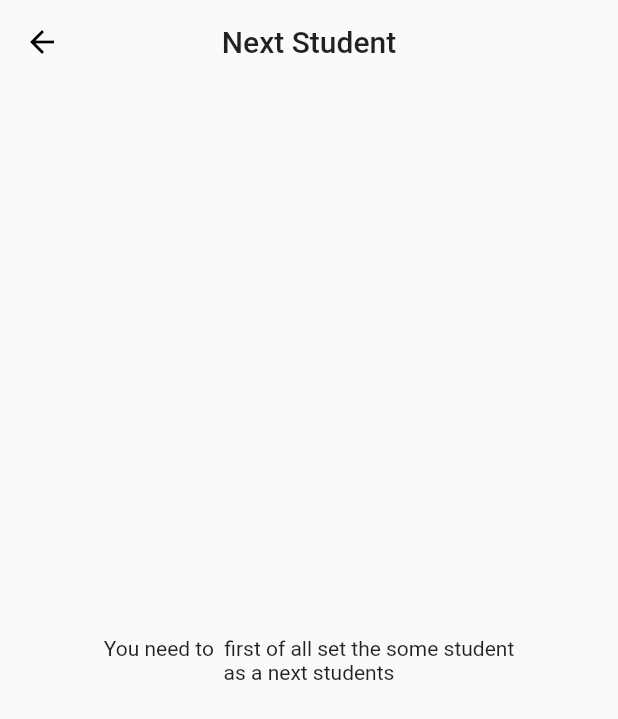
After one commit to SeniorTurkmen/Tracker, a Flutter app: the NextStudentView screen opened directly, on a phone screen of 412 x 824 dp. The commit adds this screen. Shown: the top 719 px of the screen. Run offline on Flutter 3.47's test engine with Material 2 defaults, Android fonts, the phone set to English and light mode, and no system bars; our stand-ins replace google_fonts, google_maps_flutter; missing offline and left inert: after_init, flutter_google_maps; statements that could not run were skipped.

Commit message:
Next Student View complete
Sıradaki öğrenci görünümü tamamlandı

```diff
--- a/lib/components/layout/appbar.dart
+++ b/lib/components/layout/appbar.dart
@@ -1,7 +1,9 @@
 import 'package:flutter/material.dart';
 
-AppBar getAppBar({String title}) {
+AppBar getAppBar({String title, BuildContext ctx}) {
   return AppBar(
+    backgroundColor: Theme.of(ctx).canvasColor,
+    elevation: 0,
     title: Text(title),
     centerTitle: true,
   );
--- a/lib/components/layout/custom_bottom_bar/custom_bottom_nav_bar.dart
+++ b/lib/components/layout/custom_bottom_bar/custom_bottom_nav_bar.dart
@@ -1,5 +1,7 @@
 import 'package:Tracker/components/layout/custom_bottom_bar/tab_item.dart';
 import 'package:Tracker/views/driver_home/driver_home_view.dart';
+import 'package:Tracker/views/driver_tabs/driver_tabs.dart';
+import 'package:Tracker/views/next_student/next_student_view.dart';
 import 'package:Tracker/views/student_detail/student_detail_view.dart';
 import 'package:flutter/cupertino.dart';
 import 'package:flutter/material.dart';
@@ -42,8 +44,10 @@ class _CustomBottomNavBarState extends State<CustomBottomNavBar> {
         final showItem = TabItem.values[index];
         return CupertinoTabView(
             routes: {
+              '/': (ctx) => DriverTabs(),
               DriverHomeView.routeName: (ctx) => DriverHomeView(),
-              StudentDetailView.routeName: (ctx) => StudentDetailView()
+              StudentDetailView.routeName: (ctx) => StudentDetailView(),
+              NextStudentView.routeName: (ctx) => NextStudentView()
             },
             navigatorKey: widget.navigatorKeys[showItem],
             builder: (context) => widget.pageBuilder[showItem]);
--- /dev/null
+++ b/lib/components/util/map_utils.dart
@@ -0,0 +1,349 @@
+class MapUtils {
+  static String light = '''
+    [
+    {
+      "elementType": "geometry",
+      "stylers": [
+        {
+          "color": "#f5f5f5"
+        }
+      ]
+    },
+    {
+      "elementType": "labels.icon",
+      "stylers": [
+        {
+          "visibility": "off"
+        }
+      ]
+    },
+    {
+      "elementType": "labels.text.fill",
+      "stylers": [
+        {
+          "color": "#616161"
+        }
+      ]
+    },
+    {
+      "elementType": "labels.text.stroke",
+      "stylers": [
+        {
+          "color": "#f5f5f5"
+        }
+      ]
+    },
+    {
+      "featureType": "administrative.land_parcel",
+      "elementType": "labels.text.fill",
+      "stylers": [
+        {
+          "color": "#bdbdbd"
+        }
+      ]
+    },
+    {
+      "featureType": "poi",
+      "elementType": "geometry",
+      "stylers": [
+        {
+          "color": "#eeeeee"
+        }
+      ]
+    },
+    {
+      "featureType": "poi",
+      "elementType": "labels.text.fill",
+      "stylers": [
+        {
+          "color": "#757575"
+        }
+      ]
+    },
+    {
+      "featureType": "poi.park",
+      "elementType": "geometry",
+      "stylers": [
+        {
+          "color": "#e5e5e5"
+        }
+      ]
+    },
+    {
+      "featureType": "poi.park",
+      "elementType": "labels.text.fill",
+      "stylers": [
+        {
+          "color": "#9e9e9e"
+        }
+      ]
+    },
+    {
+      "featureType": "road",
+      "elementType": "geometry",
+      "stylers": [
+        {
+          "color": "#ffffff"
+        }
+      ]
+    },
+    {
+      "featureType": "road.arterial",
+      "elementType": "labels.text.fill",
+      "stylers": [
+        {
+          "color": "#757575"
+        }
+      ]
+    },
+    {
+      "featureType": "road.highway",
+      "elementType": "geometry",
+      "stylers": [
+        {
+          "color": "#dadada"
+        }
+      ]
+    },
+    {
+      "featureType": "road.highway",
+      "elementType": "labels.text.fill",
+      "stylers": [
+        {
+          "color": "#616161"
+        }
+      ]
+    },
+    {
+      "featureType": "road.local",
+      "elementType": "labels.text.fill",
+      "stylers": [
+        {
+          "color": "#9e9e9e"
+        }
+      ]
+    },
+    {
+      "featureType": "transit.line",
+      "elementType": "geometry",
+      "stylers": [
+        {
+          "color": "#e5e5e5"
+        }
+      ]
+    },
+    {
+      "featureType": "transit.station",
+      "elementType": "geometry",
+      "stylers": [
+        {
+          "color": "#eeeeee"
+        }
+      ]
+    },
+    {
+      "featureType": "water",
+      "elementType": "geometry",
+      "stylers": [
+        {
+          "color": "#c9c9c9"
+        }
+      ]
+    },
+    {
+      "featureType": "water",
+      "elementType": "labels.text.fill",
+      "stylers": [
+        {
+          "color": "#9e9e9e"
+        }
+      ]
+    }
+  ]''';
+  static String dark = '''[
+  {
+    "elementType": "geometry",
+    "stylers": [
+      {
+        "color": "#212121"
+      }
+    ]
+  },
+  {
+    "elementType": "labels.icon",
+    "stylers": [
+      {
+        "visibility": "off"
+      }
+    ]
+  },
+  {
+    "elementType": "labels.text.fill",
+    "stylers": [
+      {
+        "color": "#757575"
+      }
+    ]
+  },
+  {
+    "elementType": "labels.text.stroke",
+    "stylers": [
+      {
+        "color": "#212121"
+      }
+    ]
+  },
+  {
+    "featureType": "administrative",
+    "elementType": "geometry",
+    "stylers": [
+      {
+        "color": "#757575"
+      }
+    ]
+  },
+  {
+    "featureType": "administrative.country",
+    "elementType": "labels.text.fill",
+    "stylers": [
+      {
+        "color": "#9e9e9e"
+      }
+    ]
+  },
+  {
+    "featureType": "administrative.land_parcel",
+    "stylers": [
+      {
+        "visibility": "off"
+      }
+    ]
+  },
+  {
+    "featureType": "administrative.locality",
+    "elementType": "labels.text.fill",
+    "stylers": [
+      {
+        "color": "#bdbdbd"
+      }
+    ]
+  },
+  {
+    "featureType": "poi",
+    "elementType": "labels.text.fill",
+    "stylers": [
+      {
+        "color": "#757575"
+      }
+    ]
+  },
+  {
+    "featureType": "poi.park",
+    "elementType": "geometry",
+    "stylers": [
+      {
+        "color": "#181818"
+      }
+    ]
+  },
+  {
+    "featureType": "poi.park",
+    "elementType": "labels.text.fill",
+    "stylers": [
+      {
+        "color": "#616161"
+      }
+    ]
+  },
+  {
+    "featureType": "poi.park",
+    "elementType": "labels.text.stroke",
+    "stylers": [
+      {
+        "color": "#1b1b1b"
+      }
+    ]
+  },
+  {
+    "featureType": "road",
+    "elementType": "geometry.fill",
+    "stylers": [
+      {
+        "color": "#2c2c2c"
+      }
+    ]
+  },
+  {
+    "featureType": "road",
+    "elementType": "labels.text.fill",
+    "stylers": [
+      {
+        "color": "#8a8a8a"
+      }
+    ]
+  },
+  {
+    "featureType": "road.arterial",
+    "elementType": "geometry",
+    "stylers": [
+      {
+        "color": "#373737"
+      }
+    ]
+  },
+  {
+    "featureType": "road.highway",
+    "elementType": "geometry",
+    "stylers": [
+      {
+        "color": "#3c3c3c"
+      }
+    ]
+  },
+  {
+    "featureType": "road.highway.controlled_access",
+    "elementType": "geometry",
+    "stylers": [
+      {
+        "color": "#4e4e4e"
+      }
+    ]
+  },
+  {
+    "featureType": "road.local",
+    "elementType": "labels.text.fill",
+    "stylers": [
+      {
+        "color": "#616161"
+      }
+    ]
+  },
+  {
+    "featureType": "transit",
+    "elementType": "labels.text.fill",
+    "stylers": [
+      {
+        "color": "#757575"
+      }
+    ]
+  },
+  {
+    "featureType": "water",
+    "elementType": "geometry",
+    "stylers": [
+      {
+        "color": "#000000"
+      }
+    ]
+  },
+  {
+    "featureType": "water",
+    "elementType": "labels.text.fill",
+    "stylers": [
+      {
+        "color": "#3d3d3d"
+      }
+    ]
+  }
+  ]''';
+}
--- a/lib/main.dart
+++ b/lib/main.dart
@@ -2,14 +2,16 @@ import 'package:Tracker/components/util/color_util.dart';
 import 'package:Tracker/components/util/screen_util.dart';
 import 'package:Tracker/models/driver_home/driver_home_model.dart';
 import 'package:Tracker/models/login/login_model.dart';
-import 'package:Tracker/views/driver_home/driver_home_view.dart';
 import 'package:Tracker/views/splash/splash_view.dart';
-import 'package:Tracker/views/student_detail/student_detail_view.dart';
 import 'package:flutter/material.dart';
 import 'package:flutter/services.dart';
+import 'package:flutter_google_maps/flutter_google_maps.dart';
 import 'package:provider/provider.dart';
 
-void main() => runApp(MyApp());
+void main() {
+  GoogleMap.init('AIzaSyDsWCMuFTSi9rOnkS15qEg4_DlcIzZU2ms');
+  runApp(MyApp());
+}
 
 class MyApp extends StatelessWidget {
   @override
@@ -30,7 +32,7 @@ class MyApp extends StatelessWidget {
                   create: (context) => LoginModel(),
                 ),
                 ChangeNotifierProvider(
-                  create: (context) => DriverHomeModel(),
+                  create: (context) => DriverHomeModel.instance(),
                 ),
               ],
               child: MaterialApp(
--- a/lib/models/data_model/user_data_model.dart
+++ b/lib/models/data_model/user_data_model.dart
@@ -1,4 +1,5 @@
 import 'package:Tracker/models/data_model/parent_data_model.dart';
+import 'package:google_maps_flutter/google_maps_flutter.dart';
 
 enum Status {
   inBus,
@@ -21,6 +22,7 @@ class Student {
   DateTime lastUpdate;
   DeliveryStatus deliveryStatus;
   Parent parent;
+  LatLng pos;
 
   Student(
       {this.id,
@@ -29,5 +31,6 @@ class Student {
       this.status,
       this.deliveryStatus,
       this.lastUpdate,
-      this.parent});
+      this.parent,
+      this.pos});
 }
--- a/lib/models/driver_home/driver_home_model.dart
+++ b/lib/models/driver_home/driver_home_model.dart
@@ -1,6 +1,7 @@
+import 'package:flutter/material.dart';
 import 'package:Tracker/models/data_model/parent_data_model.dart';
-import 'package:flutter/material.dart';
 import 'package:Tracker/models/data_model/user_data_model.dart';
+import 'package:google_maps_flutter/google_maps_flutter.dart';
 
 enum DriverHomeModelStatus {
   Ended,
@@ -14,8 +15,9 @@ List<Student> students = [
       name: "Jhon",
       surName: "Sawyer",
       deliveryStatus: DeliveryStatus.booth,
-      status: Status.inBus,
+      status: Status.wait,
       lastUpdate: DateTime.now(),
+      pos: LatLng(39.8696, 32.6462),
       parent: Parent(
           name: "Jeremy M",
           surName: "Sawyer",
@@ -28,8 +30,9 @@ List<Student> students = [
       name: "Harry",
       surName: "Henry",
       deliveryStatus: DeliveryStatus.booth,
-      status: Status.inBus,
+      status: Status.wait,
       lastUpdate: DateTime.now(),
+      pos: LatLng(39.7942, 32.6318),
       parent: Parent(
           name: "Sherwood J ",
           surName: "Henry",
@@ -42,8 +45,9 @@ List<Student> students = [
       name: "George",
       surName: "Williams",
       deliveryStatus: DeliveryStatus.booth,
-      status: Status.inBus,
+      status: Status.wait,
       lastUpdate: DateTime.now(),
+      pos: LatLng(39.8401, 32.6977),
       parent: Parent(
           name: "Lorenzo L ",
           surName: "Williams",
@@ -56,8 +60,9 @@ List<Student> students = [
       name: "Clooi",
       surName: "Reagan",
       deliveryStatus: DeliveryStatus.booth,
-      status: Status.inBus,
+      status: Status.wait,
       lastUpdate: DateTime.now(),
+      pos: LatLng(39.8027, 32.7224),
       parent: Parent(
           name: "Danielle R ",
           surName: "Reagan",
@@ -72,15 +77,41 @@ class DriverHomeModel extends ChangeNotifier {
   String _errorCode;
   String _errorMessage;
   List<Student> _studentData;
+  Student _nextStudent;
+  bool _isAnyStudentNext = false;
 
   String get errorCode => _errorCode;
   String get errorMessage => _errorMessage;
   List<Student> get studentData => _studentData;
+  Student get nextStudent => _nextStudent;
+  bool get isAnyStudentNext => _isAnyStudentNext;
 
   DriverHomeModel();
 
   DriverHomeModel.instance() {
     _studentData = students;
+  }
+
+  void setNextStudent(int id) {
+    status = DriverHomeModelStatus.Loading;
+    notifyListeners();
+    _studentData.firstWhere((element) => element.id == id).status = Status.next;
+    _nextStudent = _studentData.firstWhere((element) => element.id == id);
+    _isAnyStudentNext = true;
+    status = DriverHomeModelStatus.Ended;
+    notifyListeners();
+  }
+
+  void setStudentInVehicle(int id) {
+    status = DriverHomeModelStatus.Loading;
+    notifyListeners();
+    _studentData.firstWhere((element) => element.id == id).status =
+        Status.inBus;
+    _nextStudent = null;
+    _isAnyStudentNext = false;
+
+    status = DriverHomeModelStatus.Ended;
+    notifyListeners();
   }
 
   void getter() {
--- a/lib/views/driver_home/driver_home_view.dart
+++ b/lib/views/driver_home/driver_home_view.dart
@@ -1,9 +1,4 @@
-import 'dart:math';
-
-import 'package:Tracker/components/layout/appbar.dart';
 import 'package:Tracker/components/util/screen_util.dart';
-import 'package:Tracker/models/data_model/parent_data_model.dart';
-import 'package:Tracker/models/data_model/user_data_model.dart';
 import 'package:Tracker/views/driver_home/layouts/header.dart';
 import 'package:Tracker/views/driver_home/layouts/student_card.dart';
 import 'package:flutter/material.dart';
@@ -20,9 +15,7 @@ class DriverHomeView extends StatelessWidget {
   Widget build(BuildContext context) {
     DriverHomeController viewController = DriverHomeController();
     viewController.setter(context);
-    return ChangeNotifierProvider<DriverHomeModel>(
-      create: (context) => DriverHomeModel.instance(),
-      child: Consumer<DriverHomeModel>(
+    return Consumer<DriverHomeModel>(
       builder: (context, viewModel, child) {
         return Scaffold(
           body: CustomScrollView(
@@ -62,7 +55,6 @@ class DriverHomeView extends StatelessWidget {
           ),
         );
       },
-      ),
     );
   }
 }
--- a/lib/views/driver_home/layouts/student_card.dart
+++ b/lib/views/driver_home/layouts/student_card.dart
@@ -18,7 +18,7 @@ class StudentCard extends StatelessWidget {
       // Card Design
       child: GestureDetector(
         onTap: () => Navigator.pushNamed(context, StudentDetailView.routeName,
-            arguments: student),
+            arguments: student.id),
         child: Container(
             height: SizeConfig.textMultiplier * 30,
             decoration: BoxDecoration(
--- a/lib/views/driver_tabs/driver_tabs.dart
+++ b/lib/views/driver_tabs/driver_tabs.dart
@@ -1,6 +1,7 @@
 import 'package:Tracker/components/layout/custom_bottom_bar/custom_bottom_nav_bar.dart';
 import 'package:Tracker/components/layout/custom_bottom_bar/tab_item.dart';
 import 'package:Tracker/views/driver_home/driver_home_view.dart';
+import 'package:Tracker/views/next_student/next_student_view.dart';
 import 'package:flutter/material.dart';
 
 class DriverTabs extends StatefulWidget {
@@ -22,6 +23,7 @@ class _DriverTabsState extends State<DriverTabs> {
   Map<TabItem, Widget> allPages() {
     return {
       TabItem.Home: DriverHomeView(),
+      TabItem.NextStudent: NextStudentView(),
     };
   }
 
--- /dev/null
+++ b/lib/views/next_student/next_student_view.dart
@@ -0,0 +1,100 @@
+import 'dart:async';
+
+import 'package:Tracker/components/layout/appbar.dart';
+import 'package:Tracker/components/util/screen_util.dart';
+import 'package:Tracker/models/driver_home/driver_home_model.dart';
+import 'package:Tracker/components/util/map_utils.dart';
+import 'package:flutter/material.dart';
+import 'package:google_maps_flutter/google_maps_flutter.dart';
+import 'package:provider/provider.dart';
+
+class NextStudentView extends StatefulWidget {
+  static const routeName = "/next-student";
+
+  @override
+  _NextStudentViewState createState() => _NextStudentViewState();
+}
+
+class _NextStudentViewState extends State<NextStudentView> {
+  static Completer<GoogleMapController> _controller =
+      Completer<GoogleMapController>();
+  bool isFirst = true;
+  GoogleMapController controller;
+  Set<Marker> _marker = {};
+
+  BitmapDescriptor marker =
+      BitmapDescriptor.defaultMarkerWithHue(BitmapDescriptor.hueYellow);
+  static CameraPosition _targetPos(LatLng pos) => CameraPosition(
+      bearing: 192.8334901395799,
+      target: pos,
+      tilt: 59.440717697143555,
+      zoom: 13);
+
+  @override
+  Widget build(BuildContext context) {
+    // DriverHomeController viewController = DriverHomeController();
+    return Consumer<DriverHomeModel>(
+      builder: (context, viewModel, child) {
+        return Scaffold(
+          appBar: getAppBar(title: "Next Student", ctx: context),
+          body: viewModel.nextStudent == null
+              // if next student does not exist
+              ? Center(
+                  child: Container(
+                    width: SizeConfig.widthMultiplier * 70,
+                    child: Text(
+                      "You need to  first of all set the some student as a next students",
+                      overflow: TextOverflow.clip,
+                      textAlign: TextAlign.center,
+                    ),
+                  ),
+                )
+
+              // Google Map controller
+              : GoogleMap(
+                  initialCameraPosition: _targetPos(viewModel.nextStudent.pos),
+                  myLocationEnabled: true,
+                  myLocationButtonEnabled: true,
+                  zoomControlsEnabled: true,
+                  zoomGesturesEnabled: true,
+                  buildingsEnabled: true,
+                  mapToolbarEnabled: true,
+                  markers: _marker,
+                  mapType: MapType.normal,
+                  trafficEnabled: true,
+                  tiltGesturesEnabled: true,
+                  compassEnabled: true,
+                  indoorViewEnabled: true,
+                  onMapCreated: (GoogleMapController ctrllr) {
+                    ctrllr.setMapStyle(MapUtils.light);
+                    setState(() {
+                      _marker.add(Marker(
+                          markerId: MarkerId('NextStud'),
+                          icon: marker,
+                          position: viewModel.nextStudent.pos,
+                          infoWindow: InfoWindow(
+                              title: viewModel.nextStudent.name +
+                                  " " +
+                                  viewModel.nextStudent.surName,
+                              snippet: viewModel.nextStudent.parent.phone)));
+                    });
+                    _controller.complete(ctrllr);
+                    controller = ctrllr;
+                  },
+                ),
+        );
+      },
+    );
+  }
+
+  /* Future<void> _goToTheLake() async {
+    controller = await _controller.future;
+    setState(() {
+      isFirst = !isFirst;
+    });
+    isFirst
+        ? controller.animateCamera(CameraUpdate.newCameraPosition(_kGooglePlex))
+        : controller
+            .animateCamera(CameraUpdate.newCameraPosition(_targetPos(pos)));
+  } */
+}
--- a/lib/views/student_detail/student_detail_view.dart
+++ b/lib/views/student_detail/student_detail_view.dart
@@ -3,7 +3,6 @@ import 'package:Tracker/components/util/color_util.dart';
 import 'package:Tracker/components/util/get_delivery_status.dart';
 import 'package:Tracker/components/util/get_student_status.dart';
 import 'package:Tracker/components/util/screen_util.dart';
-import 'package:Tracker/controllers/driver_home/driver_home_controller.dart';
 import 'package:Tracker/models/data_model/user_data_model.dart';
 import 'package:Tracker/models/driver_home/driver_home_model.dart';
 import 'package:flutter/material.dart';
@@ -15,12 +14,13 @@ class StudentDetailView extends StatelessWidget {
   Widget build(BuildContext context) {
     final routeArgs = ModalRoute.of(context).settings.arguments;
 
-    Student student = routeArgs;
-    DriverHomeController viewController = DriverHomeController();
-    return ChangeNotifierProvider<DriverHomeModel>(
-      create: (ctx) => DriverHomeModel.instance(),
-      child: Consumer<DriverHomeModel>(
+    int studentId = routeArgs;
+    // DriverHomeController viewController = DriverHomeController();
+    return Consumer<DriverHomeModel>(
       builder: (ctx, viewModel, child) {
+        print(viewModel.nextStudent);
+        Student student = viewModel.studentData
+            .firstWhere((element) => element.id == studentId);
         return Scaffold(
             appBar: AppBar(
               title: Text("Student"),
@@ -37,10 +37,10 @@ class StudentDetailView extends StatelessWidget {
                   width: SizeConfig.widthMultiplier * 100,
                   decoration: BoxDecoration(
                       borderRadius: BorderRadius.only(
-                            topLeft: Radius.circular(
-                                SizeConfig.widthMultiplier * 10),
-                            topRight: Radius.circular(
-                                SizeConfig.widthMultiplier * 10)),
+                          topLeft:
+                              Radius.circular(SizeConfig.widthMultiplier * 10),
+                          topRight:
+                              Radius.circular(SizeConfig.widthMultiplier * 10)),
                       color: Colors.grey.withOpacity(.1)),
                   child: Container(
                     margin: EdgeInsets.symmetric(
@@ -82,8 +82,7 @@ class StudentDetailView extends StatelessWidget {
                                         " " +
                                         student.parent.surName,
                                     style: TextStyle(
-                                          fontSize:
-                                              SizeConfig.textMultiplier * 3,
+                                        fontSize: SizeConfig.textMultiplier * 3,
                                         fontWeight: FontWeight.w500),
                                   ),
                                   Text(
@@ -170,9 +169,11 @@ class StudentDetailView extends StatelessWidget {
                               child: Text("Mark on Vehicle"),
                               height: SizeConfig.heightMultiplier * 7,
                               width: SizeConfig.widthMultiplier * 90,
-                                onPress: student.status == Status.inBus
+                              onPress: student.status == Status.inBus ||
+                                      student.status != Status.next
                                   ? null
-                                    : () {}),
+                                  : () =>
+                                      viewModel.setStudentInVehicle(studentId)),
                         ),
                         // mark as next student
                         Container(
@@ -183,17 +184,17 @@ class StudentDetailView extends StatelessWidget {
                               child: Text("Mark as Next Student"),
                               height: SizeConfig.heightMultiplier * 7,
                               width: SizeConfig.widthMultiplier * 90,
-                                onPress: student.status == Status.next ||
-                                        student.status == Status.inBus
+                              onPress: (student.status == Status.next ||
+                                          student.status == Status.inBus) ||
+                                      viewModel.isAnyStudentNext
                                   ? null
-                                    : () {}),
+                                  : () => viewModel.setNextStudent(studentId)),
                         ),
                       ],
                     ),
                   ),
                 )));
       },
-      ),
     );
   }
 }
--- a/pubspec.yaml
+++ b/pubspec.yaml
@@ -16,6 +16,9 @@ dependencies:
     shared_preferences: 0.5.12+4
     http: 0.12.2
     equatable: 1.2.5
+    flutter_google_maps: ^4.0.0
+    geolocator: ^6.1.13
+    google_maps_webservice: ^0.0.19
 
 dev_dependencies:
     flutter_test:
```
Also changed, not shown: pubspec.lock, 2 other files. Lines whose indentation alone changed are shown as unchanged.
